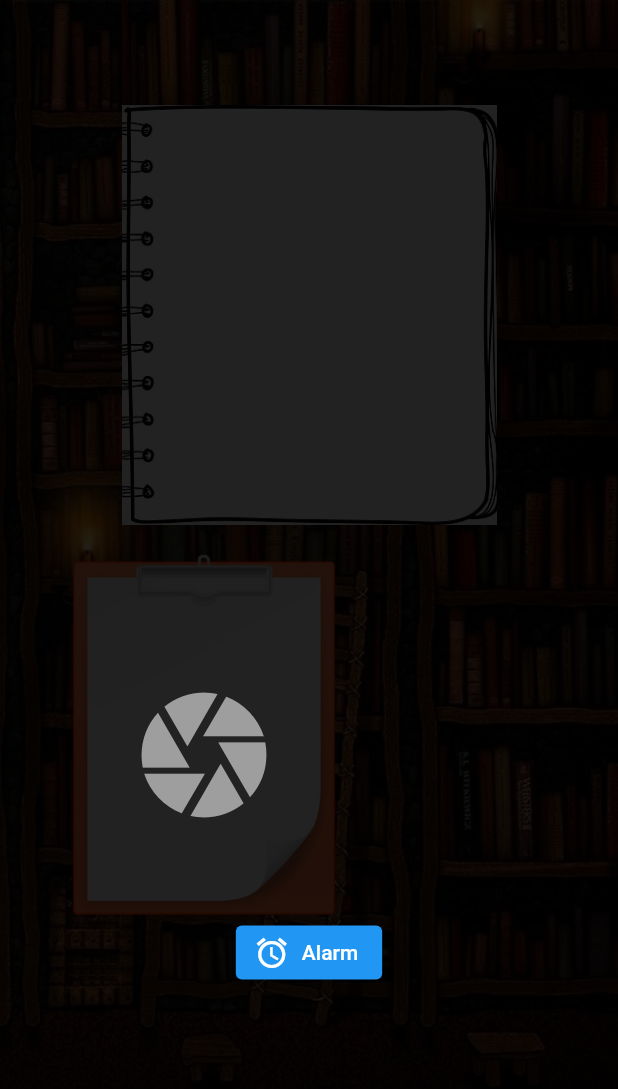
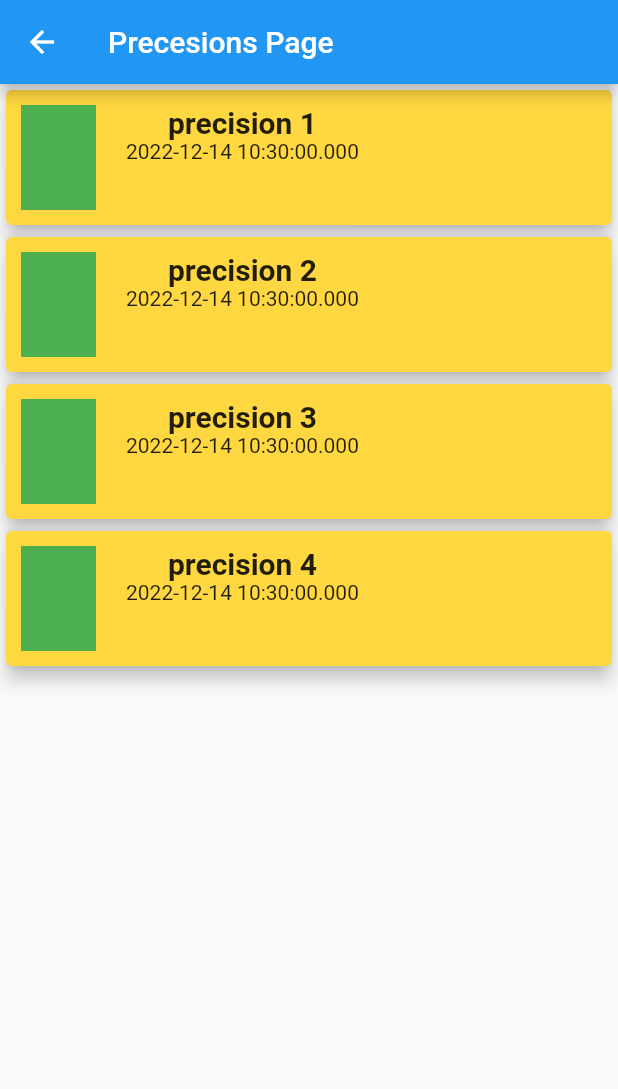
Before and after one commit to AhmedIbrahim2/PharmacyApp, a Flutter app: the Home screen opened directly, after a tap on "Prescriptions", on a phone screen of 412 x 824 dp. Shown: the top 1089 px of the screen. Run offline on Flutter 3.47's test engine with Material 2 defaults, Android fonts, the phone set to English and light mode, and no system bars; our stand-ins replace image_picker; missing offline and left inert: firebase_ml_vision; accounts and stored records are empty.

Commit message:
fifth update

```diff
--- a/lib/FirstScreen.dart
+++ b/lib/Veiw/FirstScreen.dart
@@ -9,9 +9,9 @@ import 'package:flutter/src/widgets/framework.dart';
 
 // ignore: unnecessary_import
 import 'package:flutter/src/widgets/container.dart';
-import 'package:imagetotext/home.dart';
+import 'package:imagetotext/Veiw/home.dart';
 // ignore: unused_import
-import 'package:imagetotext/prescription.dart';
+import 'package:imagetotext/Veiw/prescription.dart';
 
 class FirstScreen extends StatelessWidget {
   const FirstScreen({super.key});
--- a/lib/home.dart
+++ b/lib/Veiw/home.dart
@@ -5,8 +5,9 @@ import 'package:flutter/material.dart';
 import 'package:flutter/src/widgets/container.dart';
 import 'package:flutter/src/widgets/framework.dart';
 import 'package:imagetotext/Veiw/notifications.dart';
-import 'package:imagetotext/alarm.dart';
-import 'package:imagetotext/prescription.dart';
+import 'package:imagetotext/Veiw/alarm.dart';
+import 'package:imagetotext/Veiw/precesions-1.dart';
+import 'package:imagetotext/Veiw/prescription.dart';
 
 class Home extends StatelessWidget {
   const Home({super.key});
@@ -35,7 +36,6 @@ class Home extends StatelessWidget {
                 mainAxisAlignment: MainAxisAlignment.spaceBetween,
                 // ignore: prefer_const_literals_to_create_immutables
                 children: [
-                  Text("Hello"),
                   Padding(
                     padding: const EdgeInsets.all(15.0),
                     child: Icon(
@@ -67,8 +67,8 @@ class Home extends StatelessWidget {
                           MaterialPageRoute(builder: (context) {
                         return prescription();
                       }))),
-                  icon: Icon(Icons.medical_information),
-                  label: Text("Prescriptions")),
+                  icon: Icon(Icons.document_scanner_rounded),
+                  label: Text("Read Prescription")),
               SizedBox(
                 height: size.height / 30,
               ),
@@ -78,7 +78,17 @@ class Home extends StatelessWidget {
                         return alarm.fromname();
                       }))),
                   icon: Icon(Icons.alarm),
-                  label: Text("Alarm"))
+                  label: Text("Alarm")),
+              SizedBox(
+                height: size.height / 30,
+              ),
+              ElevatedButton.icon(
+                  onPressed: (() => Navigator.push(context,
+                          MaterialPageRoute(builder: (context) {
+                        return AllPrescription();
+                      }))),
+                  icon: Icon(Icons.medical_information),
+                  label: Text("Prescriptions"))
             ])),
       ),
     );
--- /dev/null
+++ b/lib/Veiw/precesions-1.dart
@@ -0,0 +1,184 @@
+import 'package:flutter/src/widgets/container.dart';
+import 'package:flutter/src/widgets/framework.dart';
+import 'package:flutter/material.dart';
+import 'package:imagetotext/Veiw/alarms.dart';
+
+class AllPrescription extends StatelessWidget {
+  const AllPrescription({super.key});
+
+  @override
+  Widget build(BuildContext context) {
+    return Scaffold(
+        appBar: AppBar(
+          title: Text("Precesions Page"),
+        ),
+        body: Column(
+          children: <Widget>[
+            Card(
+              color: Colors.amberAccent,
+              elevation: 5,
+              child: SizedBox(
+                height: 90,
+                width: double.infinity,
+                child: InkWell(
+                  child: Container(
+                    margin: EdgeInsets.all(10),
+                    child: Row(
+                      children: [
+                        Container(
+                          width: 50,
+                          height: double.infinity,
+                          color: Colors.green,
+                          margin: EdgeInsets.fromLTRB(0, 0, 20, 0),
+                        ),
+                        Column(
+                          children: [
+                            Text(
+                              "precision 1",
+                              style: TextStyle(
+                                fontWeight: FontWeight.bold,
+                                fontSize: 20,
+                              ),
+                            ),
+                            Text(
+                              DateTime.now().toString(),
+                            ),
+                          ],
+                        ),
+                      ],
+                    ),
+                  ),
+                  onTap: () {
+                    Navigator.of(context).push(
+                        MaterialPageRoute(builder: (context) => AllAlarms()));
+                  },
+                ),
+              ),
+            ),
+            Card(
+              color: Colors.amberAccent,
+              elevation: 5,
+              child: SizedBox(
+                height: 90,
+                width: double.infinity,
+                child: InkWell(
+                  child: Container(
+                    margin: EdgeInsets.all(10),
+                    child: Row(
+                      children: [
+                        Container(
+                          width: 50,
+                          height: double.infinity,
+                          color: Colors.green,
+                          margin: EdgeInsets.fromLTRB(0, 0, 20, 0),
+                        ),
+                        Column(
+                          children: [
+                            Text(
+                              "precision 2",
+                              style: TextStyle(
+                                fontWeight: FontWeight.bold,
+                                fontSize: 20,
+                              ),
+                            ),
+                            Text(
+                              DateTime.now().toString(),
+                            ),
+                          ],
+                        ),
+                      ],
+                    ),
+                  ),
+                  onTap: () {
+                    Navigator.of(context).push(
+                        MaterialPageRoute(builder: (context) => AllAlarms()));
+                  },
+                ),
+              ),
+            ),
+            Card(
+              color: Colors.amberAccent,
+              elevation: 5,
+              child: SizedBox(
+                height: 90,
+                width: double.infinity,
+                child: InkWell(
+                  child: Container(
+                    margin: EdgeInsets.all(10),
+                    child: Row(
+                      children: [
+                        Container(
+                          width: 50,
+                          height: double.infinity,
+                          color: Colors.green,
+                          margin: EdgeInsets.fromLTRB(0, 0, 20, 0),
+                        ),
+                        Column(
+                          children: [
+                            Text(
+                              "precision 3",
+                              style: TextStyle(
+                                fontWeight: FontWeight.bold,
+                                fontSize: 20,
+                              ),
+                            ),
+                            Text(
+                              DateTime.now().toString(),
+                            ),
+                          ],
+                        ),
+                      ],
+                    ),
+                  ),
+                  onTap: () {
+                    Navigator.of(context).push(
+                        MaterialPageRoute(builder: (context) => AllAlarms()));
+                  },
+                ),
+              ),
+            ),
+            Card(
+              color: Colors.amberAccent,
+              elevation: 5,
+              child: SizedBox(
+                height: 90,
+                width: double.infinity,
+                child: InkWell(
+                  child: Container(
+                    margin: EdgeInsets.all(10),
+                    child: Row(
+                      children: [
+                        Container(
+                          width: 50,
+                          height: double.infinity,
+                          color: Colors.green,
+                          margin: EdgeInsets.fromLTRB(0, 0, 20, 0),
+                        ),
+                        Column(
+                          children: [
+                            Text(
+                              "precision 4",
+                              style: TextStyle(
+                                fontWeight: FontWeight.bold,
+                                fontSize: 20,
+                              ),
+                            ),
+                            Text(
+                              DateTime.now().toString(),
+                            ),
+                          ],
+                        ),
+                      ],
+                    ),
+                  ),
+                  onTap: () {
+                    Navigator.of(context).push(
+                        MaterialPageRoute(builder: (context) => AllAlarms()));
+                  },
+                ),
+              ),
+            ),
+          ],
+        ));
+  }
+}
--- a/lib/main.dart
+++ b/lib/main.dart
@@ -1,7 +1,7 @@
 // ignore_for_file: prefer_const_constructors
 
 import 'package:flutter/material.dart';
-import 'package:imagetotext/FirstScreen.dart';
+import 'package:imagetotext/Veiw/FirstScreen.dart';
 
 void main() {
   runApp(const MyApp());
```
Also changed, not shown: lib/Controller/ImagePick.dart (added, +43 -0 lines), lib/Controller/Ocr.dart (added, +25 -0 lines), lib/Veiw/alarms.dart (added, +74 -0 lines), lib/Veiw/clock.dart (added, +82 -0 lines), lib/Veiw/notifications.dart (+121 -18 lines), lib/Veiw/prescription.dart (renamed from lib/prescription.dart, +11 -6 lines), lib/Veiw/alarm.dart (renamed from lib/alarm.dart).
